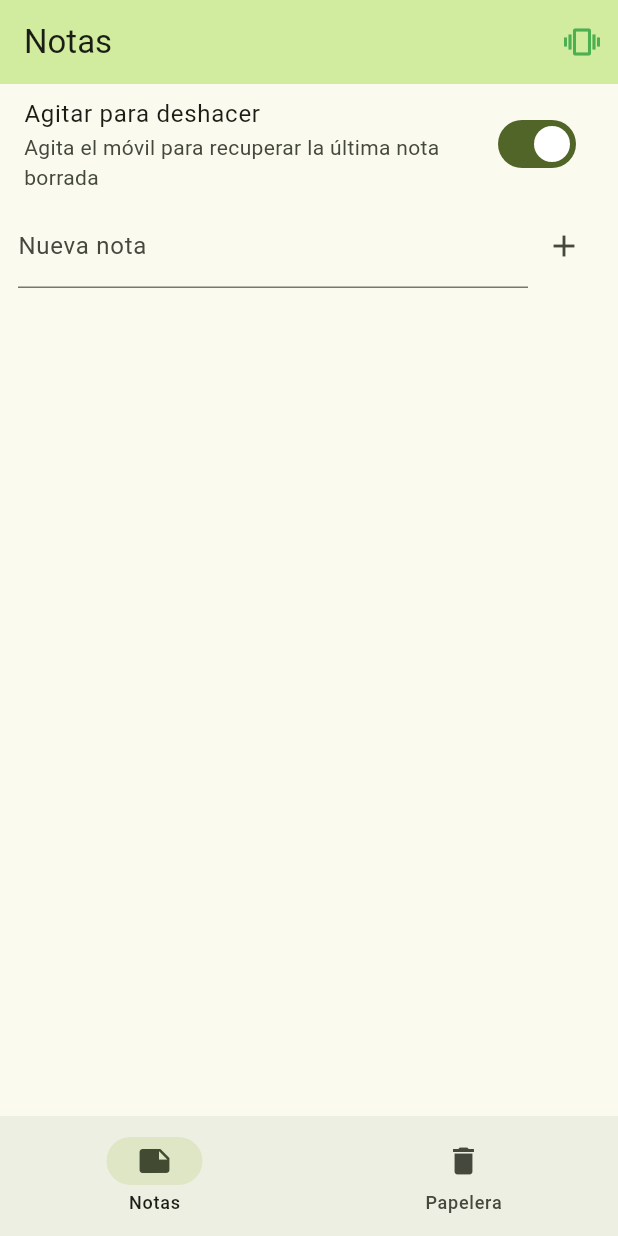
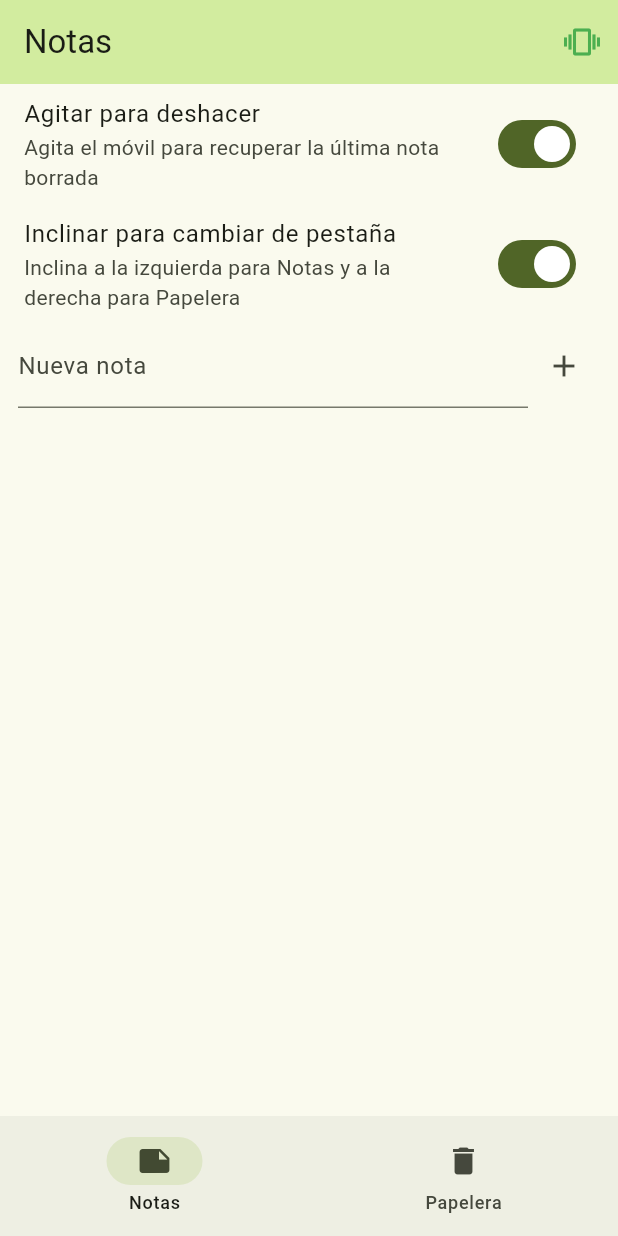
Before and after one commit to Pabloelique/ut2_interfaces_naturales, a Flutter app: the screen it shows after launch, on a phone screen of 412 x 824 dp. Run offline on Flutter 3.47's test engine with Material 3 defaults, Android fonts, the phone set to English and light mode, and no system bars; our stand-ins replace sensors_plus.

Commit message:
notas_gestos: interruptor para desactivar lo de inclinar

```diff
--- a/notas_gestos/lib/main.dart
+++ b/notas_gestos/lib/main.dart
@@ -55,6 +55,7 @@ class _NotasGestosState extends State<NotasGestos> {
   final List<Nota> _papelera = [];
   // Inclinar el móvil para cambiar de pestaña.
   final _detectorInclinacion = DetectorInclinacion();
+  bool _inclinarActivo = true;
   StreamSubscription<AccelerometerEvent>? _suscripcionInclinacion;
 
   @override
@@ -132,6 +133,12 @@ class _NotasGestosState extends State<NotasGestos> {
       _hayAcelerometro = false;
     });
     _mostrarMensaje('Este dispositivo no tiene acelerómetro');
+  }
+
+  void _cambiarInclinar(bool activo) {
+    setState(() => _inclinarActivo = activo);
+    // Igual que agitar: desactivado, no se escucha el sensor (WCAG 2.5.4).
+    activo ? _activarInclinacion() : _desactivarInclinacion();
   }
 
   void _cambiarAgitar(bool activo) {
@@ -227,6 +234,14 @@ class _NotasGestosState extends State<NotasGestos> {
                   // Sin acelerómetro el interruptor queda deshabilitado.
                   onChanged: _hayAcelerometro ? _cambiarAgitar : null,
                 ),
+                SwitchListTile(
+                  title: const Text('Inclinar para cambiar de pestaña'),
+                  subtitle: const Text(
+                    'Inclina a la izquierda para Notas y a la derecha para Papelera',
+                  ),
+                  value: _inclinarActivo && _hayAcelerometro,
+                  onChanged: _hayAcelerometro ? _cambiarInclinar : null,
+                ),
                 Padding(
                   padding: const EdgeInsets.symmetric(horizontal: 12),
                   child: Row(
```
